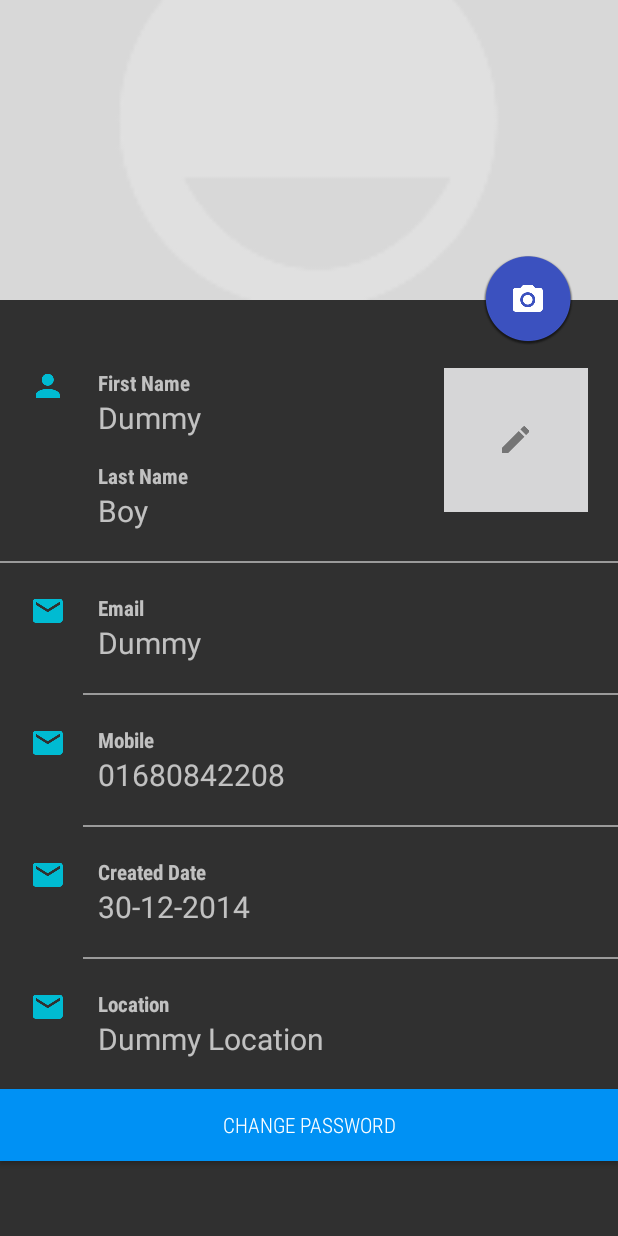
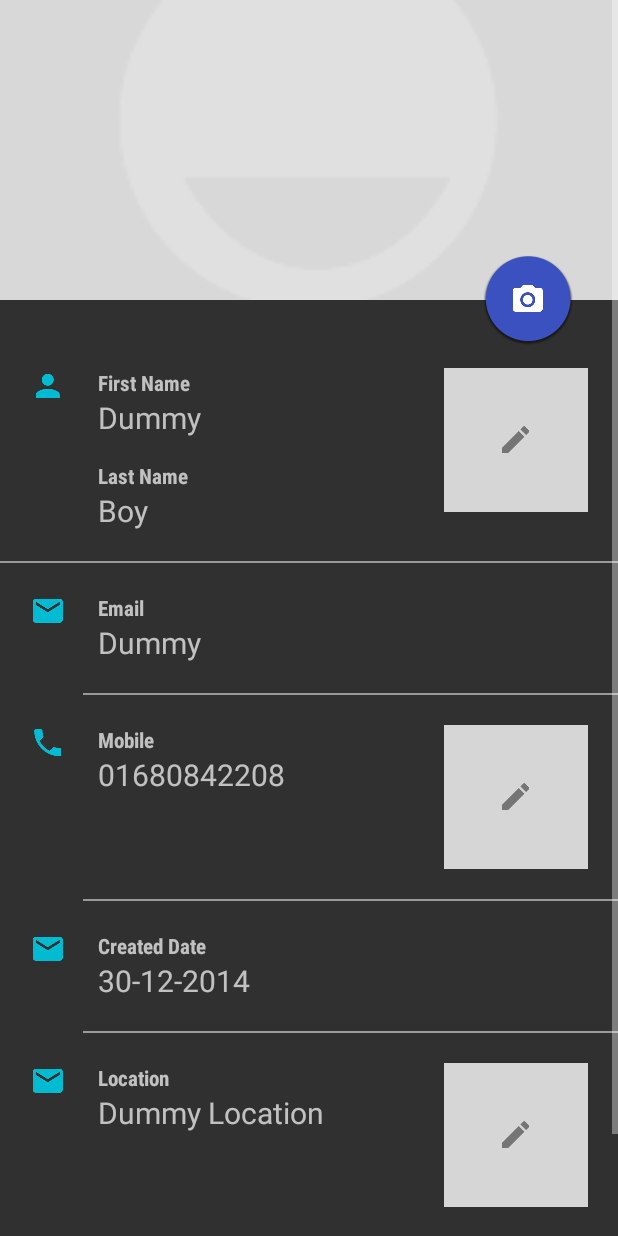
Before and after one commit to BluePandora/Klassify, an Android app: the layout profile_layout.xml on its own in the app's theme, with its tools: preview values and no code run, on a phone screen of 412 x 824 dp. Run offline under Robolectric (Android 15) with nearby library versions, the phone set to English and light mode, and no system bars.

Commit message:
change in product details layout adding three new button

```diff
--- a/app/src/main/res/layout/profile_details_layout.xml
+++ b/app/src/main/res/layout/profile_details_layout.xml
@@ -139,10 +139,19 @@
             android:orientation="horizontal"
             android:padding="20dp">
 
+            <ImageButton
+                android:layout_width="wrap_content"
+                android:layout_height="wrap_content"
+                android:layout_alignParentRight="true"
+                android:background="@drawable/flat_button"
+                android:gravity="right"
+                android:padding="5dp"
+                android:src="@drawable/ic_create_24dp" />
+
             <ImageView
                 android:layout_width="wrap_content"
                 android:layout_height="wrap_content"
-                android:src="@drawable/ic_mail_24dp"
+                android:src="@drawable/ic_call_24dp"
                 android:tint="#00bbd2" />
 
             <LinearLayout
@@ -235,6 +244,15 @@
             android:orientation="horizontal"
             android:padding="20dp">
 
+            <ImageButton
+                android:layout_width="wrap_content"
+                android:layout_height="wrap_content"
+                android:layout_alignParentRight="true"
+                android:background="@drawable/flat_button"
+                android:gravity="right"
+                android:padding="5dp"
+                android:src="@drawable/ic_create_24dp" />
+
             <ImageView
                 android:layout_width="wrap_content"
                 android:layout_height="wrap_content"
@@ -268,6 +286,8 @@
                         android:textSize="20sp"
                         app:font="RobotoCondensed-Regular.ttf" />
                 </LinearLayout>
+
+
             </LinearLayout>
         </RelativeLayout>
     </LinearLayout>
```
